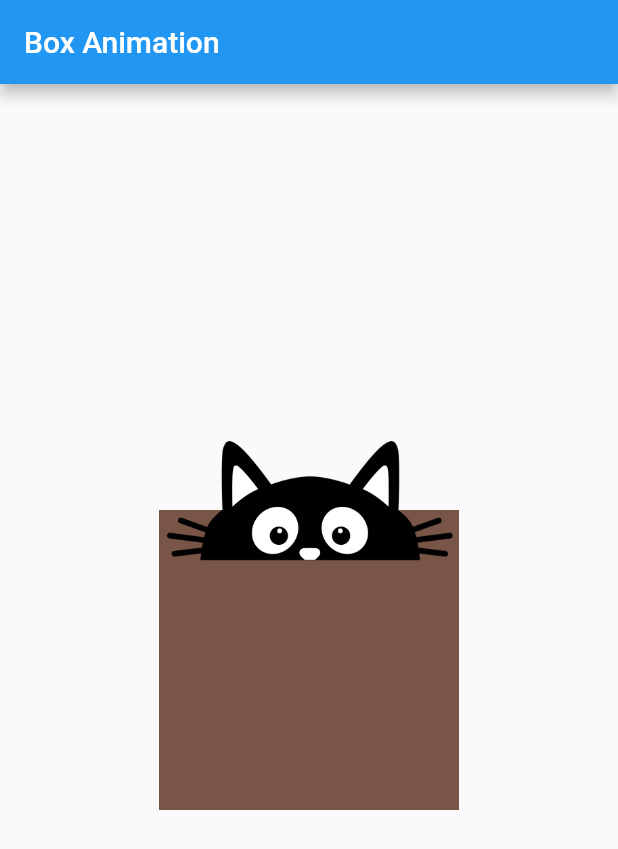
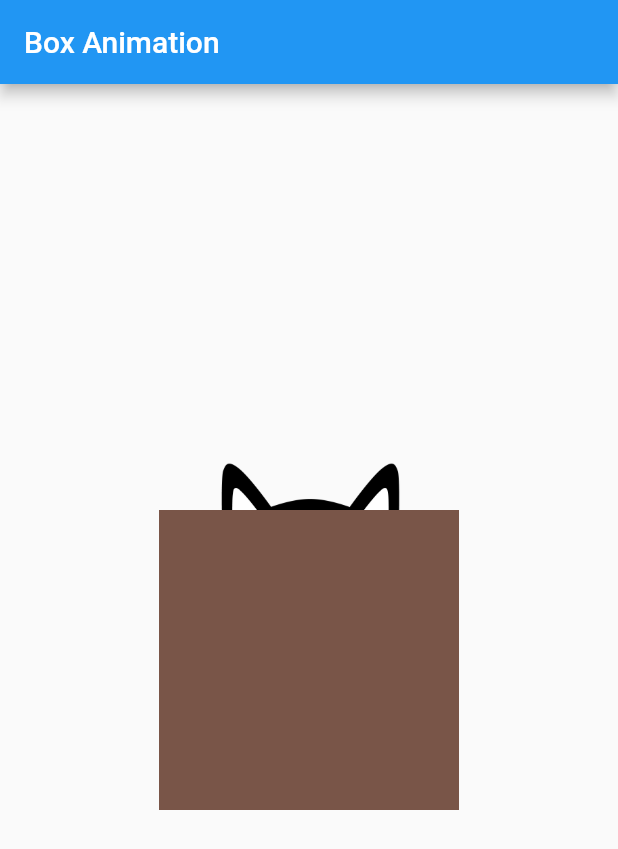
Before and after one commit to rubayet211/FlutterCatAnimation, a Flutter app: the screen it shows after launch, on a phone screen of 412 x 824 dp. Shown: the top 849 px of the screen. Run offline on Flutter 3.47's test engine with Material 2 defaults, Android fonts, the phone set to English and light mode, and no system bars.

Commit message:
9th Commit

```diff
--- a/lib/src/screens/home.dart
+++ b/lib/src/screens/home.dart
@@ -18,7 +18,7 @@ class HomeState extends State<Home> with TickerProviderStateMixin {
       duration: Duration(seconds: 2),
       vsync: this,
     );
-    catAnimation = Tween(begin: -50.0, end: 100.0).animate(
+    catAnimation = Tween(begin: -35.0, end: -80.0).animate(
       CurvedAnimation(parent: catController!, curve: Curves.easeIn),
     );
   }
@@ -41,8 +41,8 @@ class HomeState extends State<Home> with TickerProviderStateMixin {
           child: Stack(
             clipBehavior: Clip.none,
             children: [
+              buildCatAnimation(),
               buildBox(),
-              buildCatAnimation(),
             ],
           ),
         ),
```
